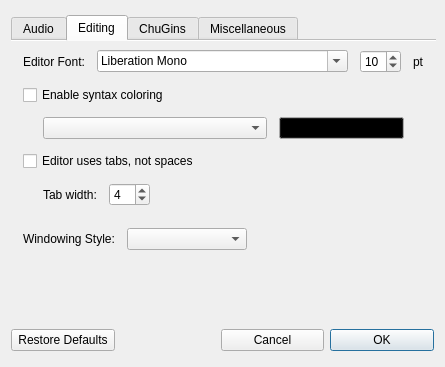
Above: src/qt/mAPreferencesWindow.ui from ccrma/miniAudicle before the change. Below: the same form after it.
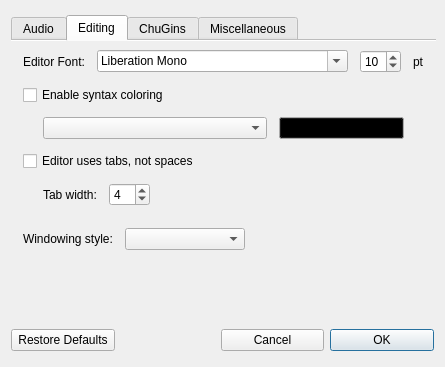
That is the form after the change. Icons and pictures are not drawn.

Commit message: fix capitalization on Windowing style

What changed in the file:
```diff
--- a/src/qt/mAPreferencesWindow.ui
+++ b/src/qt/mAPreferencesWindow.ui
@@ -584,7 +584,7 @@
          <item>
           <widget class="QLabel" name="label_12">
            <property name="text">
-            <string>Windowing Style:</string>
+            <string>Windowing style:</string>
            </property>
           </widget>
          </item>
```
